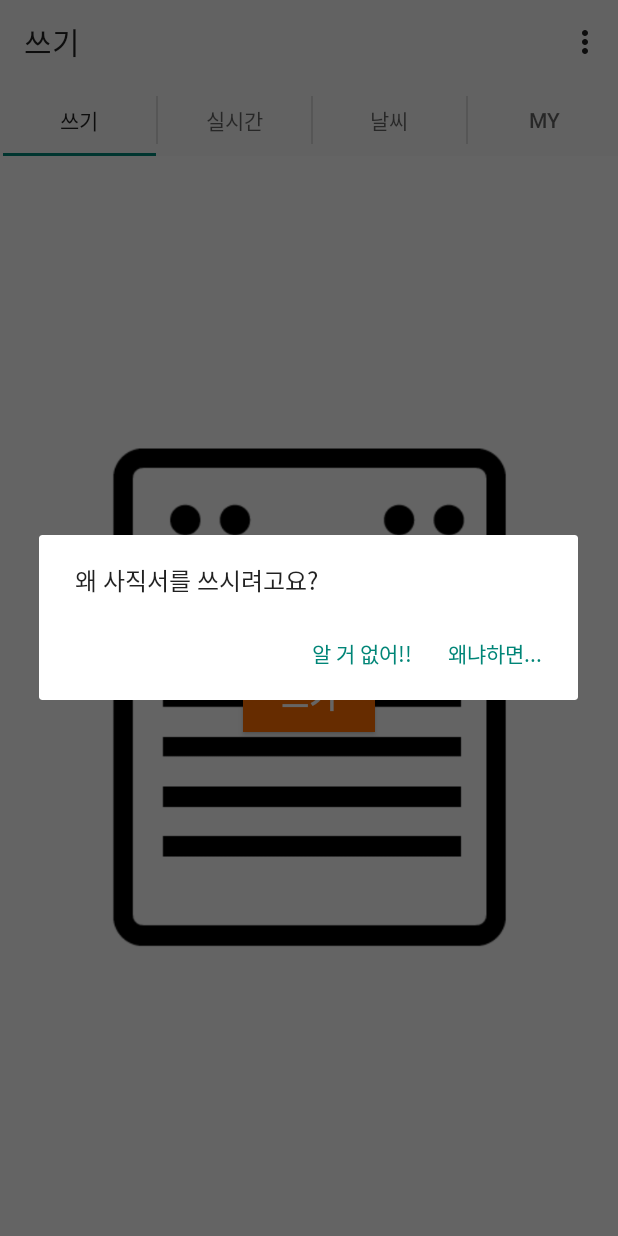
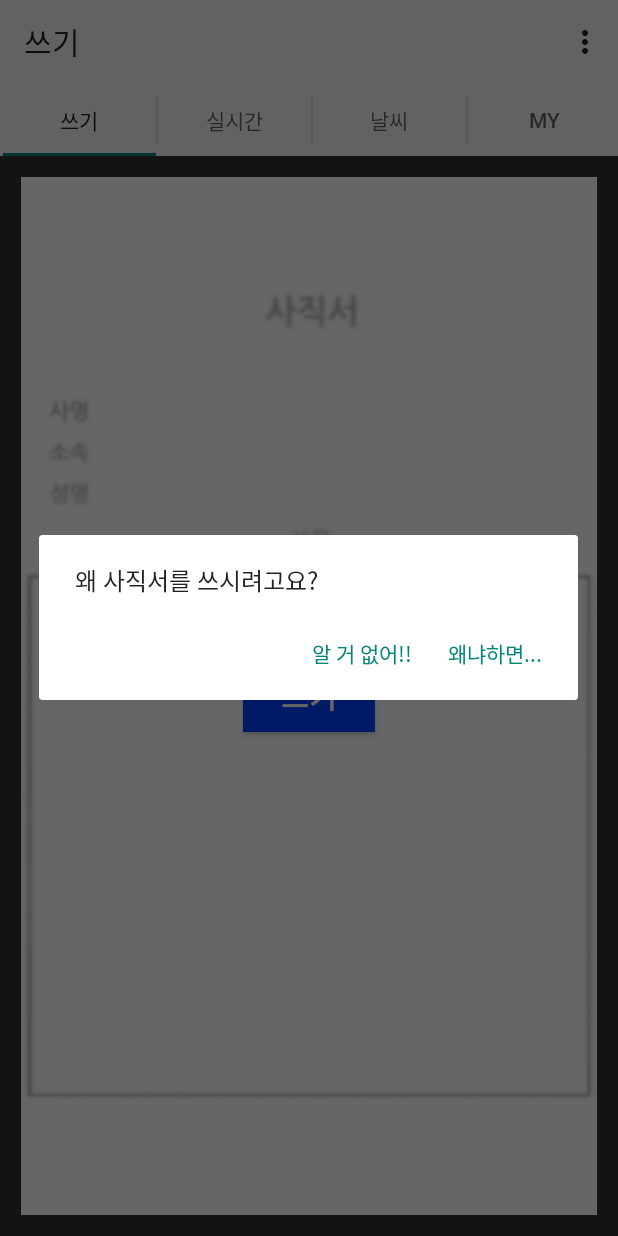
Before and after one commit to unitimes/TakeIt, an Android app: the screen it shows after launch (WriteHomeActivity), after a tap on "쓰기", on a phone screen of 412 x 824 dp. Run offline under Robolectric (Android 15) with nearby library versions, the phone set to English and light mode, and no system bars.

Commit message:
UI - writing page completed

```diff
--- a/app/build.gradle
+++ b/app/build.gradle
@@ -17,9 +17,13 @@ android {
             proguardFiles getDefaultProguardFile('proguard-android.txt'), 'proguard-rules.pro'
         }
     }
+    compileOptions {
+        sourceCompatibility JavaVersion.VERSION_1_7
+        targetCompatibility JavaVersion.VERSION_1_7
+    }
 }
 
 dependencies {
-    compile fileTree(dir: 'libs', include: ['*.jar'])
+    compile fileTree(include: ['*.jar'], dir: 'libs')
     compile 'com.android.support:appcompat-v7:21.0.3'
 }
--- a/app/src/main/java/com/botong/android/takeitproto/WriteHomeActivity.java
+++ b/app/src/main/java/com/botong/android/takeitproto/WriteHomeActivity.java
@@ -16,13 +16,17 @@ import com.botong.android.takeitproto.fragments.WriteFragment;
 
 public class WriteHomeActivity extends ActionBarActivity {
 
+    private ViewPager viewPager;
+    private TabPagerAdapter tabPagerAdapter;
+    private ActionBar actionBar;
+
     public ViewPager getViewPager() {
         return viewPager;
     }
 
-    private ViewPager viewPager;
-    private TabPagerAdapter tabPagerAdapter;
-    private ActionBar actionBar;
+    public TabPagerAdapter getTabPagerAdapter() {
+        return tabPagerAdapter;
+    }
 
     @Override
     protected void onCreate(Bundle savedInstanceState) {
--- a/app/src/main/java/com/botong/android/takeitproto/fragments/dialogs/NoticeDialogFragment.java
+++ b/app/src/main/java/com/botong/android/takeitproto/fragments/dialogs/NoticeDialogFragment.java
@@ -10,6 +10,7 @@ import android.support.v4.app.DialogFragment;
 import android.support.v4.view.ViewPager;
 
 import com.botong.android.takeitproto.WriteHomeActivity;
+import com.botong.android.takeitproto.fragments.TabPagerAdapter;
 import com.botong.android.takeitproto.fragments.WriteFragment;
 
 /**
@@ -32,8 +33,10 @@ public class NoticeDialogFragment extends DialogFragment{
         super.onAttach(activity);
         try {
             ViewPager viewPager = ((WriteHomeActivity) activity).getViewPager();
-            activity.getFragmentManager().findFragmentById(viewPager.getCurrentItem());
-//            noticeDialogListener = viewPager.get;
+            TabPagerAdapter tabPagerAdapter = ((WriteHomeActivity) activity).getTabPagerAdapter();
+            int id = viewPager.getCurrentItem();
+            WriteFragment writeFragment = (WriteFragment) tabPagerAdapter.getItem(id);
+            noticeDialogListener = writeFragment;
         } catch (ClassCastException e) {
             throw new ClassCastException(activity.toString() + " must implement NoticeDialogListener");
         }
--- a/app/src/main/res/layout/fragment_write.xml
+++ b/app/src/main/res/layout/fragment_write.xml
@@ -1,7 +1,8 @@
 <RelativeLayout xmlns:android="http://schemas.android.com/apk/res/android"
     xmlns:tools="http://schemas.android.com/tools" android:layout_width="match_parent"
     android:layout_height="match_parent"
-    tools:context="com.botong.android.takeitproto.fragments.WriteFragment">
+    tools:context="com.botong.android.takeitproto.fragments.WriteFragment"
+    android:background="#ff2f2f2f">
 
     <ImageView
         android:layout_width="wrap_content"
@@ -9,7 +10,9 @@
         android:id="@+id/imgViewNoteWriteFragment"
         android:layout_centerVertical="true"
         android:layout_centerHorizontal="true"
-        android:src="@drawable/note" />
+        android:src="@drawable/form_blur"
+        android:layout_margin="14dp"
+        android:background="#ffffffff" />
 
     <Button
         android:layout_width="wrap_content"
@@ -19,10 +22,12 @@
         android:layout_centerVertical="true"
         android:layout_centerHorizontal="true"
         android:alpha="1"
-        android:background="#ffff6f00"
+        android:background="#ff0042ff"
         android:textStyle="bold"
         android:textColor="#ffffffff"
-        android:textSize="20sp" />
+        android:textSize="20sp"
+        android:clickable="true"
+        android:enabled="true" />
 
 
 </RelativeLayout>
--- a/app/src/main/res/values/strings.xml
+++ b/app/src/main/res/values/strings.xml
@@ -21,5 +21,9 @@
     <string name="dialog_positvie_write_fragment">왜냐하면...</string>
     <string name="dialog_negative_write_fragment">알 거 없어!!</string>
     <string name="dialog_tag_write_fragment">write dialog</string>
+    <string name="title_activity_write">WriteActivity</string>
+    <string name="backward">뒤로</string>
+    <string name="complete">완료</string>
+    <string name="submit_completion">제출 완료 되었습니다.</string>
 
 </resources>
```
Also changed, not shown: app/src/main/AndroidManifest.xml (+4 -5 lines), app/src/main/java/com/botong/android/takeitproto/WriteActivity.java (added, +63 -0 lines), app/src/main/java/com/botong/android/takeitproto/fragments/WriteFragment.java (+8 -2 lines), app/src/main/res/layout/activity_write.xml (added, +44 -0 lines), app/src/main/res/menu/menu_write.xml (added, +7 -0 lines), app/src/main/res/drawable/form_blur.png (added), app/src/main/res/drawable/resignation_paper.png (added).
